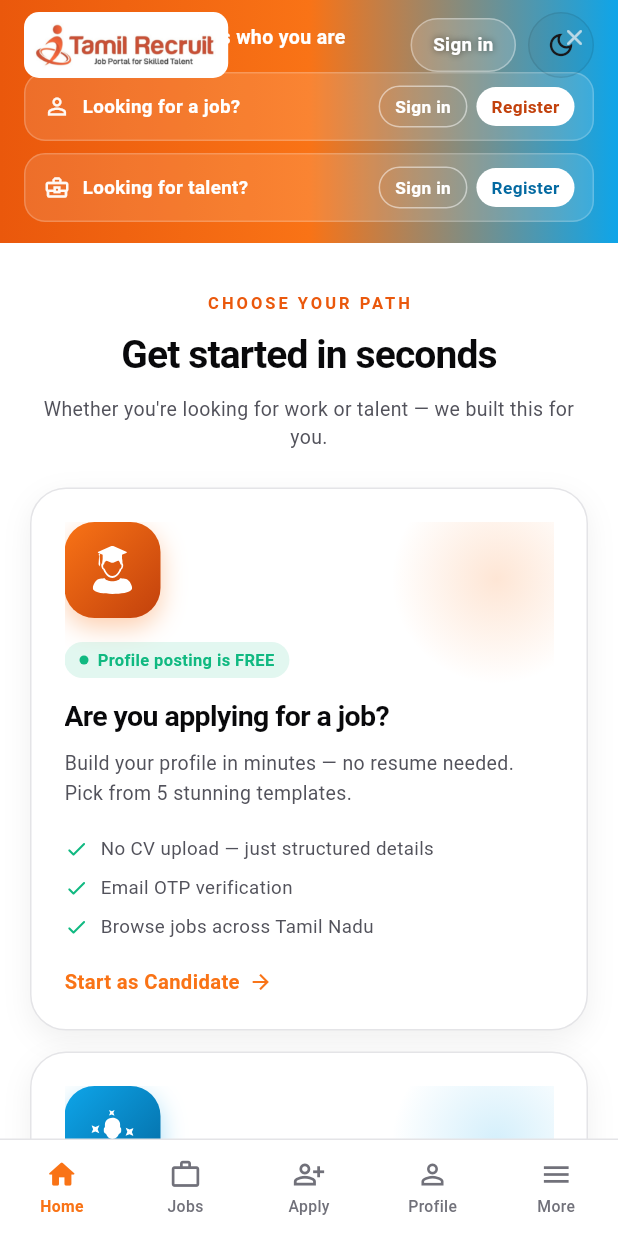
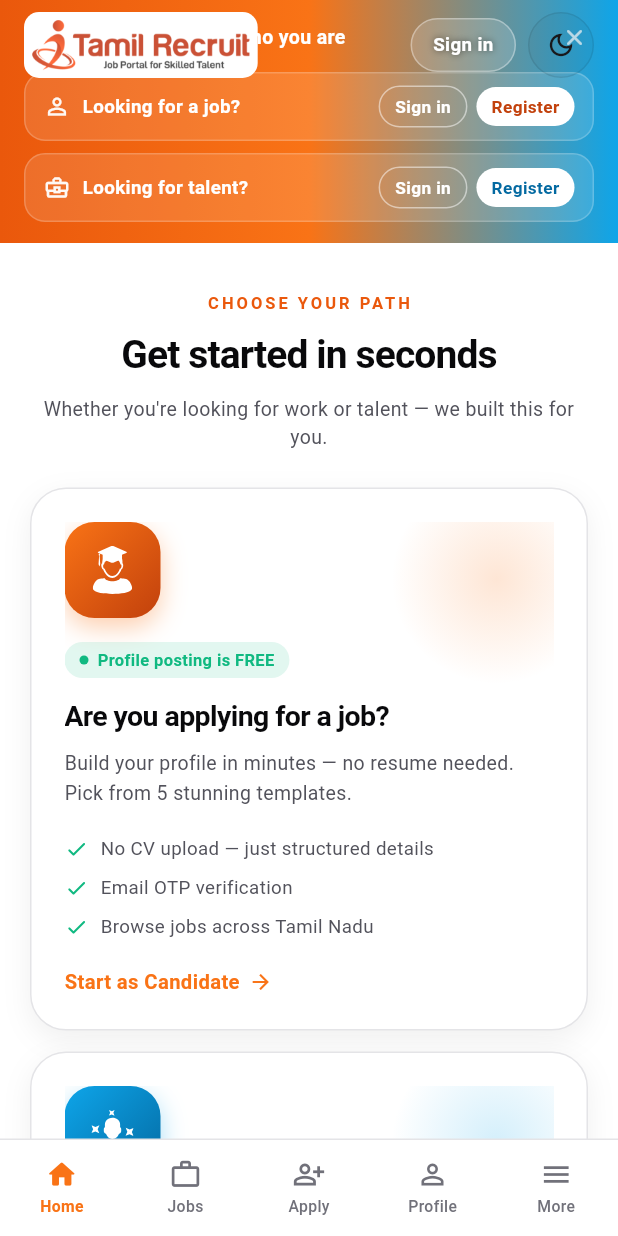
Before and after one commit to Nadanalogaa/Imerit, a Flutter app: the screen it shows after launch, on a phone screen of 412 x 824 dp. Run offline on Flutter 3.47's test engine with Material 3 defaults, Android fonts, the phone set to English and light mode, and no system bars; our stand-ins replace cookie_jar, flutter_map, flutter_riverpod, flutter_svg, go_router, image_picker and 2 more; accounts and stored records are empty; network calls fail.

Commit message:
mobile Phase 8: swap in new i-Tamil logo assets (dark + white variants)
- Ships logo-dark.png (dark ink for light surfaces) + logo-white.png
  (white ink for dark surfaces), both pre-trimmed of transparent
  padding (copied from web/public/logo-*.png).
- Legacy logo-orange.jpeg removed — no more baked-in white background
  fighting dark surfaces.
- BrandLogo widget picks the variant based on Theme.of(context)
  .brightness by default. New forceTheme prop for always-dark
  surfaces (auth pages) matching the web forceTheme pattern.

Subscriptions provider port intentionally skipped — backend has
/plans but no /subscriptions endpoints yet (web has the same
mock-payment limitation). Payment integration is a whole separate
feature; when it lands, both surfaces port together.

Co-Authored-By: Claude Opus 4.7 <noreply@anthropic.com>

```diff
--- a/mobile/lib/widgets/brand_logo.dart
+++ b/mobile/lib/widgets/brand_logo.dart
@@ -1,9 +1,12 @@
 import 'package:flutter/material.dart';
 
-/// Single source of truth for the app wordmark. The image itself is the full
-/// lockup — orange icon + "Tamil Recruit" + tagline — so callers just pick a
-/// height and get a properly-scaled banner. Renders on top of an optional
-/// white-ish background so the JPEG's edges never fight a dark surface.
+/// Single source of truth for the app wordmark. Ships in two ink
+/// colours — dark for light surfaces, white for dark surfaces —
+/// which we swap based on the caller's theme.
+///
+/// The PNGs were trimmed of their transparent padding at build time
+/// (see web/public/logo-*.png sources), so the sizes here map
+/// directly to visible glyph height.
 ///
 /// Sizes roughly:
 ///  - `small`  ~ 28 px (AppBar / footer)
@@ -14,14 +17,25 @@ class BrandLogo extends StatelessWidget {
     super.key,
     this.size = BrandLogoSize.medium,
     this.plateColor,
+    this.forceTheme,
   });
 
   final BrandLogoSize size;
 
-  /// If provided, wraps the logo in a rounded rectangle plate of this
-  /// colour — useful on dark backgrounds where the logo needs a contrast
-  /// backing. Pass null for surfaces that are already light.
+  /// Optional rounded plate behind the logo — legacy hack for the
+  /// old JPEG logo that had white edges. Kept as an escape hatch;
+  /// most callers can drop it now that the PNGs have transparent
+  /// backgrounds.
   final Color? plateColor;
+
+  /// Bypass the surrounding theme and pin the logo to one variant.
+  /// Used on always-dark surfaces (auth pages) so the logo doesn't
+  /// flip based on the app-wide theme toggle.
+  ///
+  ///   forceTheme = Brightness.dark  → always white-ink logo
+  ///   forceTheme = Brightness.light → always dark-ink logo
+  ///   null                          → picks based on Theme.of(context)
+  final Brightness? forceTheme;
 
   double get _height => switch (size) {
         BrandLogoSize.small => 28,
@@ -35,14 +49,18 @@ class BrandLogo extends StatelessWidget {
         BrandLogoSize.large => 8,
       };
 
+  String _assetFor(Brightness b) => b == Brightness.dark
+      ? 'assets/logo/logo-white.png'
+      : 'assets/logo/logo-dark.png';
+
   @override
   Widget build(BuildContext context) {
+    final effective = forceTheme ?? Theme.of(context).brightness;
     final image = Image.asset(
-      'assets/logo/logo-orange.jpeg',
+      _assetFor(effective),
       height: _height,
       fit: BoxFit.contain,
-      // Semantics = accessible name for VoiceOver / TalkBack.
-      semanticLabel: 'Tamil Recruit — Job Portal for Skilled Talent',
+      semanticLabel: 'i-Tamil Recruit — Job Portal for Skilled Talent',
     );
     if (plateColor == null) return image;
     return Container(
```
Also changed, not shown: mobile/assets/logo/logo-dark.png (added), mobile/assets/logo/logo-orange.jpeg (deleted), mobile/assets/logo/logo-white.png (added).
